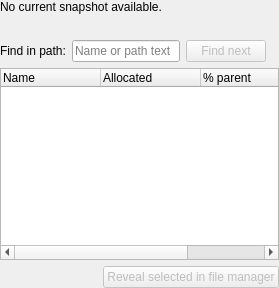
VioletGiraffe/SpaceGuard, file app/src/snapshot_usage_widget.ui: the form before one commit.
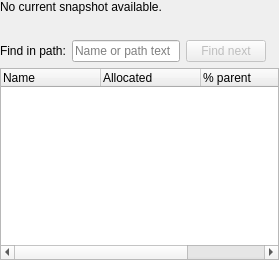
The form after the commit.

Patch:
```diff
--- a/app/src/snapshot_usage_widget.ui
+++ b/app/src/snapshot_usage_widget.ui
@@ -64,22 +64,6 @@
      <column><property name="text"><string>% root</string></property></column>
     </widget>
    </item>
-   <item>
-    <layout class="QHBoxLayout" name="usageActionLayout">
-     <item>
-      <spacer name="usageActionSpacer">
-       <property name="orientation"><enum>Qt::Orientation::Horizontal</enum></property>
-       <property name="sizeHint" stdset="0"><size><width>40</width><height>20</height></size></property>
-      </spacer>
-     </item>
-     <item>
-      <widget class="QPushButton" name="revealSelectedButton">
-       <property name="enabled"><bool>false</bool></property>
-       <property name="text"><string>Reveal selected in file manager</string></property>
-      </widget>
-     </item>
-    </layout>
-   </item>
   </layout>
  </widget>
  <resources/>
```
Left out of the diff: 2 changed lines with no effect on the pictures.
